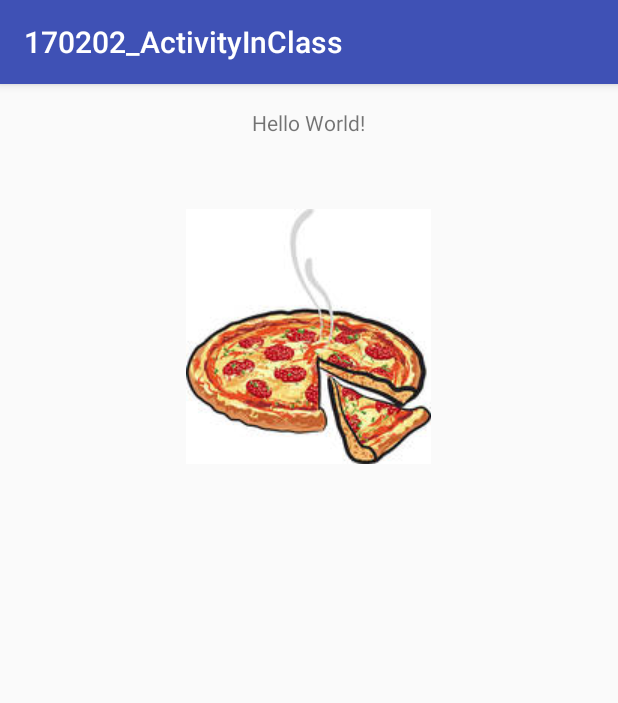
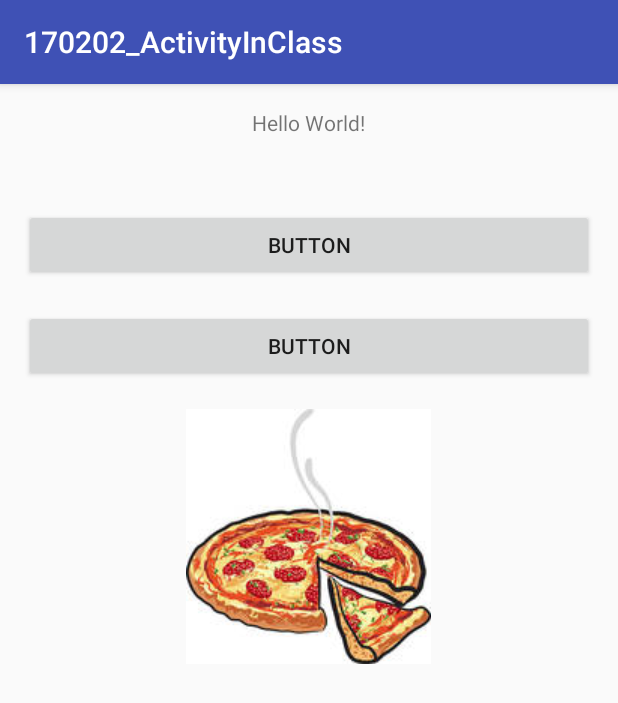
Before and after one commit to miguel-mzbi/MobileDevices, an Android app: the screen it shows after launch (MainActivity), on a phone screen of 412 x 824 dp. Shown: the top 703 px of the screen. Run offline under Robolectric (Android 15) with nearby library versions, the phone set to English and light mode, and no system bars.

Commit message:
Activity class

```diff
--- a/170202_ActivityInClass/app/src/main/java/com/mobiledevices/miguel/a170202_activityinclass/BlankFragment.java
+++ b/170202_ActivityInClass/app/src/main/java/com/mobiledevices/miguel/a170202_activityinclass/BlankFragment.java
@@ -4,9 +4,11 @@ import android.content.Context;
 import android.net.Uri;
 import android.os.Bundle;
 import android.app.Fragment;
+import android.util.Log;
 import android.view.LayoutInflater;
 import android.view.View;
 import android.view.ViewGroup;
+import android.widget.Button;
 
 
 /**
@@ -51,7 +53,6 @@ public class BlankFragment extends Fragment {
         return fragment;
     }
 
-    @Override
     public void onCreate(Bundle savedInstanceState) {
         super.onCreate(savedInstanceState);
         if (getArguments() != null) {
@@ -60,21 +61,35 @@ public class BlankFragment extends Fragment {
         }
     }
 
-    @Override
     public View onCreateView(LayoutInflater inflater, ViewGroup container,
                              Bundle savedInstanceState) {
         // Inflate the layout for this fragment
-        return inflater.inflate(R.layout.fragment_blank, container, false);
+        View v = inflater.inflate(R.layout.fragment_blank, container, false);
+
+        Button b = (Button) v.findViewById(R.id.button);
+        Button b2 = (Button) v.findViewById(R.id.button2);
+
+
+        // Del fragmento al mundo
+        b.setOnClickListener(new View.OnClickListener() {
+            public void onClick(View view) {
+                mListener.printMessage("ESTO SIRVE");
+            }
+        });
+
+        b2.setOnClickListener(new View.OnClickListener() {
+            public void onClick(View view) {
+                printLog();
+            }
+        });
+
+        return v;
     }
 
-    // TODO: Rename method, update argument and hook method into UI event
-    public void onButtonPressed(Uri uri) {
-        if (mListener != null) {
-            mListener.onFragmentInteraction(uri);
-        }
+    private void printLog() {
+        Log.d("FRAGMENT", "logic inside the fragment");
     }
 
-    @Override
     public void onAttach(Context context) {
         super.onAttach(context);
         if (context instanceof OnFragmentInteractionListener) {
@@ -85,7 +100,6 @@ public class BlankFragment extends Fragment {
         }
     }
 
-    @Override
     public void onDetach() {
         super.onDetach();
         mListener = null;
@@ -102,7 +116,6 @@ public class BlankFragment extends Fragment {
      * >Communicating with Other Fragments</a> for more information.
      */
     public interface OnFragmentInteractionListener {
-        // TODO: Update argument type and name
-        void onFragmentInteraction(Uri uri);
+        void printMessage(String message);
     }
 }
--- a/170202_ActivityInClass/app/src/main/java/com/mobiledevices/miguel/a170202_activityinclass/MainActivity.java
+++ b/170202_ActivityInClass/app/src/main/java/com/mobiledevices/miguel/a170202_activityinclass/MainActivity.java
@@ -3,17 +3,18 @@ package com.mobiledevices.miguel.a170202_activityinclass;
 import android.net.Uri;
 import android.support.v7.app.AppCompatActivity;
 import android.os.Bundle;
+import android.widget.Toast;
+
+import static android.R.id.message;
 
 public class MainActivity extends AppCompatActivity implements BlankFragment.OnFragmentInteractionListener{
 
-    @Override
     protected void onCreate(Bundle savedInstanceState) {
         super.onCreate(savedInstanceState);
         setContentView(R.layout.activity_main);
     }
 
-    @Override
-    public void onFragmentInteraction(Uri uri) {
-
+    public void printMessage(String message) {
+        Toast.makeText(this, message, Toast.LENGTH_SHORT).show();
     }
 }
--- a/170202_ActivityInClass/app/src/main/res/layout/fragment_blank.xml
+++ b/170202_ActivityInClass/app/src/main/res/layout/fragment_blank.xml
@@ -7,9 +7,39 @@
 
     <!-- TODO: Update blank fragment layout -->
 
-    <ImageView
-        android:layout_width="wrap_content"
-        android:layout_height="wrap_content"
-        app:srcCompat="@drawable/pizza"
-        android:id="@+id/imageView" />
+    <RelativeLayout
+        android:layout_width="match_parent"
+        android:layout_height="match_parent">
+
+        <Button
+            android:text="Button"
+            android:layout_width="match_parent"
+            android:layout_height="wrap_content"
+            android:id="@+id/button"
+            android:layout_row="0"
+            android:layout_column="0"
+            android:layout_alignParentTop="true"
+            android:layout_centerHorizontal="true" />
+
+        <ImageView
+            android:layout_width="wrap_content"
+            android:layout_height="wrap_content"
+            app:srcCompat="@drawable/pizza"
+            android:id="@+id/imageView"
+            android:layout_row="1"
+            android:layout_column="0"
+            android:layout_marginTop="85dp"
+            android:layout_below="@+id/button"
+            android:layout_centerHorizontal="true" />
+
+        <Button
+            android:text="Button"
+            android:layout_width="match_parent"
+            android:layout_height="wrap_content"
+            android:id="@+id/button2"
+            android:layout_below="@+id/button"
+            android:layout_centerHorizontal="true"
+            android:layout_marginTop="19dp" />
+    </RelativeLayout>
+
 </FrameLayout>
```
